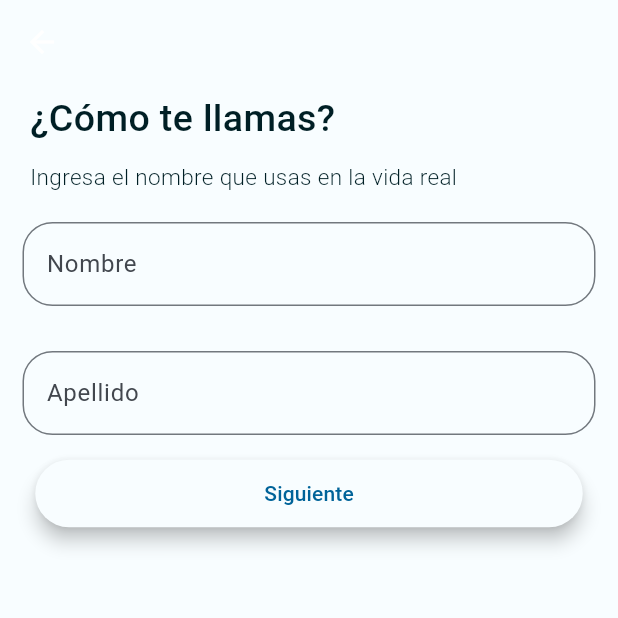
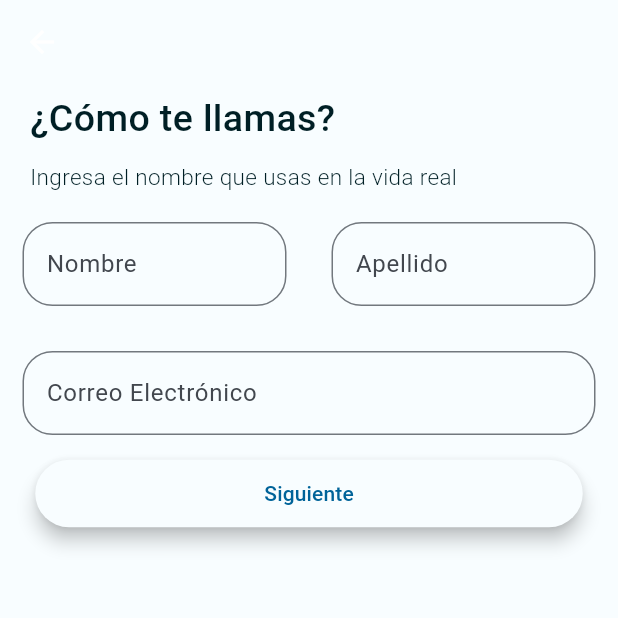
Before and after one commit to NeoFawkes/seccion_amarilla, a Flutter app: the SignUpScreen2 screen opened by its route, on a phone screen of 412 x 824 dp, the top half of it. Run offline on Flutter 3.47's test engine with Material 2 defaults, Android fonts, the phone set to English and light mode, and no system bars.

Commit message:
Se cambió la interfaz del login

```diff
--- a/lib/Router/app_routes.dart
+++ b/lib/Router/app_routes.dart
@@ -9,11 +9,7 @@ class AppRoutes{
     MenuOption(route: 'mainScreen', iconData: Icons.home, name: 'Início', screen: const MainScreen()),
     MenuOption(route: 'forgotPasswordScreen', iconData: Icons.home, name: 'Recuperar contraseña', screen: const ForgotPasswordScreen()),
     MenuOption(route: 'signUpScreen1', iconData: Icons.home, name: 'Crear una nueva cuenta', screen: const SignUpScreen1()),
-    MenuOption(route: 'signUpScreen2', iconData: Icons.home, name: 'Crear una nueva cuenta', screen: const SignUpScreen2()),
-    MenuOption(route: 'signUpScreen3', iconData: Icons.home, name: 'Crear una nueva cuenta', screen: const SignUpScreen3()),
-    MenuOption(route: 'signUpScreen4', iconData: Icons.home, name: 'Crear una nueva cuenta', screen: const SignUpScreen4()),
-    MenuOption(route: 'signUpScreen5', iconData: Icons.home, name: 'Crear una nueva cuenta', screen: const SignUpScreen5()),
-    MenuOption(route: 'signUpScreen6', iconData: Icons.home, name: 'Crear una nueva cuenta', screen: const SignUpScreen6()),
+    MenuOption(route: 'signUpScreen2', iconData: Icons.home, name: 'Crear una nueva cuenta', screen: const SignUpScreen2())
   ];
 
   static Map<String, Widget Function(BuildContext)> getAppRoutes(){
--- a/lib/Screens/forgot_password_screen.dart
+++ b/lib/Screens/forgot_password_screen.dart
@@ -20,7 +20,7 @@ class _ForgotPasswordScreenState extends State<ForgotPasswordScreen> {
   Widget build(BuildContext context) {
     return Scaffold(
       appBar: const SecondaryAppBar(),
-      body: Form( autovalidateMode: AutovalidateMode.onUserInteraction,
+      body: Form(
         key: _formkey,
         child: CustomScrollView(
           slivers: [
--- a/lib/Screens/home_page_screen.dart
+++ b/lib/Screens/home_page_screen.dart
@@ -16,7 +16,7 @@ class _HomePageScreenState extends State<HomePageScreen> {
   @override
   Widget build(BuildContext context) {
     return Scaffold(
-      body: Form(autovalidateMode: AutovalidateMode.onUserInteraction,
+      body: Form(
         key: _formkey,
           child: CustomScrollView(
             slivers: [
--- a/lib/Screens/screens.dart
+++ b/lib/Screens/screens.dart
@@ -3,8 +3,4 @@ export 'package:seccion_amarilla/Screens/main_screen.dart';
 export 'package:seccion_amarilla/Screens/alert_screen.dart';
 export 'package:seccion_amarilla/Screens/sign_up_screen_1.dart';
 export 'package:seccion_amarilla/Screens/sign_up_screen_2.dart';
-export 'package:seccion_amarilla/Screens/sign_up_screen_3.dart';
-export 'package:seccion_amarilla/Screens/sign_up_screen_4.dart';
-export 'package:seccion_amarilla/Screens/sign_up_screen_5.dart';
-export 'package:seccion_amarilla/Screens/sign_up_screen_6.dart';
 export 'package:seccion_amarilla/Screens/forgot_password_screen.dart';
--- a/lib/Screens/sign_up_screen_2.dart
+++ b/lib/Screens/sign_up_screen_2.dart
@@ -1,6 +1,5 @@
 import 'package:flutter/material.dart';
 import '../Router/app_routes.dart';
-import '../Tools/strings.dart';
 import '../Widgets/widgets.dart';
 
 class SignUpScreen2 extends StatefulWidget{
@@ -18,17 +17,19 @@ class _SignUpScreenState extends State<SignUpScreen2> {
   Widget build(BuildContext context) {
     return Scaffold(
       appBar: const SecondaryAppBar(),
-      body: Form( autovalidateMode: AutovalidateMode.onUserInteraction,
+      body: Form(
         key: _formkey,
         child: CustomScrollView(
           slivers: [
             SliverFillRemaining(
               hasScrollBody: true,
               child: Column(
-                children: <Widget>[
+                children: [
                   const TextTitle(text: "¿Cómo te llamas?"),
                   const TextSubTitle(text: "Ingresa el nombre que usas en la vida real"),
-                  MainTextFormField(
+                  Row(
+                    children: <Widget>[
+                      NameTextFormField(
                           hintText: "John",
                           labelText: "Nombre",
                           validator: (value){
@@ -36,7 +37,7 @@ class _SignUpScreenState extends State<SignUpScreen2> {
                             return null;
                           }
                       ),
-                  MainTextFormField(
+                      NameTextFormField(
                           hintText: "Doe",
                           labelText: "Apellido",
                           validator: (value){
@@ -44,11 +45,14 @@ class _SignUpScreenState extends State<SignUpScreen2> {
                             return null;
                           }
                       ),
+                    ],
+                  ),
+
+                  const EmailTextFormField(),
+
                   ElevatedButton(
                     onPressed: (){
-                      // Validate retorna verdadero si el formulario es valido, falso de otro modo
                       if (_formkey.currentState!.validate()){
-                        Navigator.pushNamed(context, AppRoutes.menuOptions[4].route);
                       }
                     },
                     child: const Text("Siguiente"),
--- a/lib/Widgets/email_text_form_field.dart
+++ b/lib/Widgets/email_text_form_field.dart
@@ -12,6 +12,7 @@ class EmailTextFormField extends StatelessWidget{
     return Padding(
       padding: const EdgeInsets.all(15),
       child: TextFormField(
+        autovalidateMode: AutovalidateMode.onUserInteraction,
         autocorrect: true,
         obscureText: false,
         keyboardType: TextInputType.emailAddress,
--- a/lib/Widgets/main_text_form_field.dart
+++ b/lib/Widgets/main_text_form_field.dart
@@ -23,6 +23,7 @@ class MainTextFormField extends StatelessWidget{
     return Padding(
       padding: const EdgeInsets.all(15),
       child: TextFormField(
+        autovalidateMode: AutovalidateMode.onUserInteraction,
         autocorrect: autocorrect,
         obscureText: obscureText,
         keyboardType: keyboardType,
--- /dev/null
+++ b/lib/Widgets/name_text_form_field.dart
@@ -0,0 +1,34 @@
+import 'package:flutter/material.dart';
+
+class NameTextFormField extends StatelessWidget{
+  final String hintText;
+  final String labelText;
+  final String? Function(String?)? validator;
+
+  const NameTextFormField({
+    super.key,
+    required this.hintText,
+    required this.labelText,
+    required this.validator
+  });
+
+  @override
+  Widget build(BuildContext context) {
+    return SizedBox(
+      width: MediaQuery.of(context).size.width/2,
+      child: Padding(
+        padding: const EdgeInsets.all(15),
+        child: TextFormField(
+          autovalidateMode: AutovalidateMode.onUserInteraction,
+          autocorrect: true,
+          keyboardType: TextInputType.name,
+          validator: validator,
+          decoration: InputDecoration(
+            hintText: hintText,
+            labelText: labelText
+          ),
+        ),
+      ),
+    );
+  }
+}
--- a/lib/Widgets/widgets.dart
+++ b/lib/Widgets/widgets.dart
@@ -6,3 +6,4 @@ export 'package:seccion_amarilla/Widgets/text_title.dart';
 export 'package:seccion_amarilla/Widgets/text_sub_title.dart';
 export 'package:seccion_amarilla/Widgets/custom_card_type_1.dart';
 export 'package:seccion_amarilla/Widgets/custom_card_type_2.dart';
+export 'package:seccion_amarilla/Widgets/name_text_form_field.dart';
```
Also changed, not shown: lib/Screens/sign_up_screen_3.dart (deleted, +0 -57 lines), lib/Screens/sign_up_screen_4.dart (deleted, +0 -57 lines), lib/Screens/sign_up_screen_5.dart (deleted, +0 -57 lines), lib/Screens/sign_up_screen_6.dart (deleted, +0 -57 lines). Lines whose indentation alone changed are shown as unchanged.
